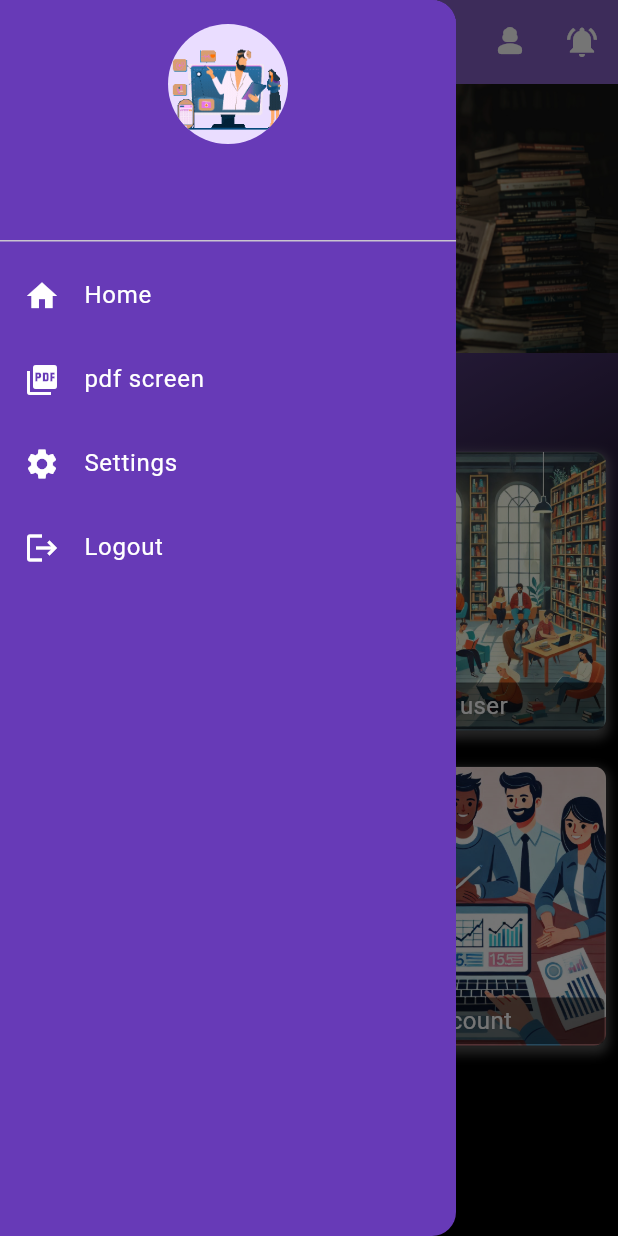
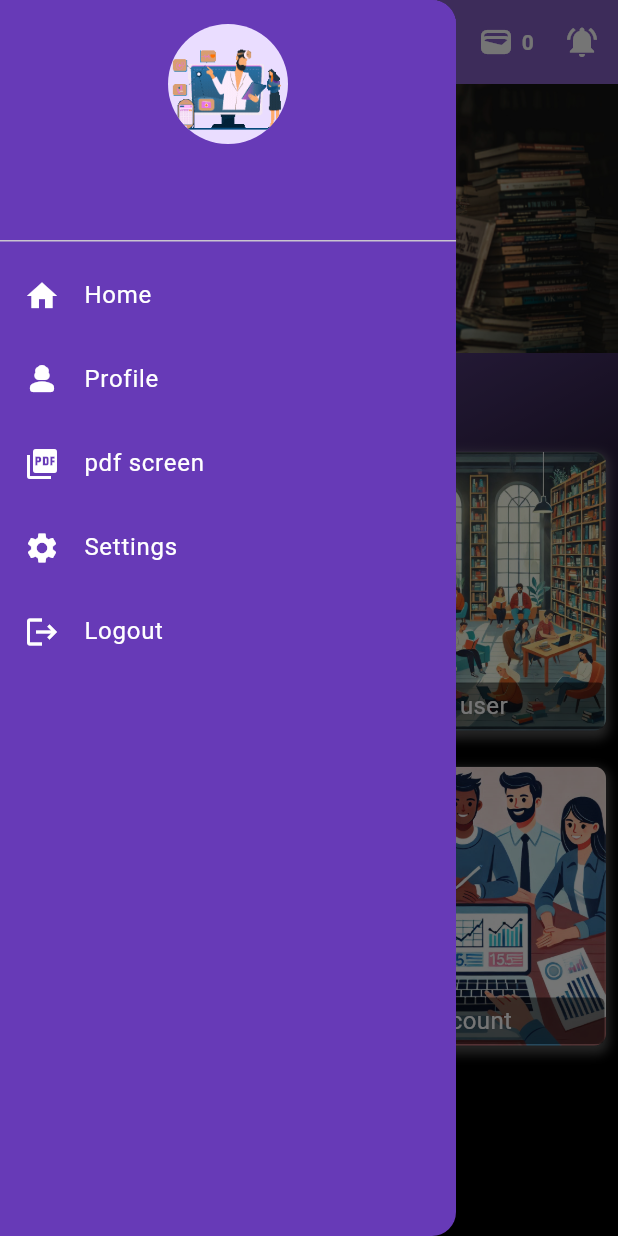
Before and after one commit to SUMITKRROY/my-library, a Flutter app: the HomeScreen screen opened by its route, with the side drawer open, on a phone screen of 412 x 824 dp. Run offline on Flutter 3.47's test engine with Material 3 defaults, Android fonts, the phone set to English and light mode, and no system bars; our stand-ins replace bloc, equatable, firebase_auth, firebase_core, flutter_bloc, flutter_screenutil and 5 more; accounts and stored records are empty.

```diff
--- a/lib/route/route_generater.dart
+++ b/lib/route/route_generater.dart
@@ -52,7 +52,7 @@ class MyRoutes {
     /// Notification Screen
       case RoutePath.bookSeats:
         return MaterialPageRoute(
-          builder: (_) => BookSeats(totalSeats: '11',),
+          builder: (_) => BookSeats(totalSeats: '50',),
         );
     //
     /// AboutUs Screen
--- /dev/null
+++ b/lib/view/drawer.dart
@@ -0,0 +1,138 @@
+import 'package:firebase_auth/firebase_auth.dart';
+import 'package:flutter/material.dart';
+import 'package:google_sign_in/google_sign_in.dart';
+
+import '../database/table/user_profile_db.dart';
+import '../route/pageroute.dart';
+
+class MyDrawer extends StatefulWidget {
+  const MyDrawer({super.key});
+
+  @override
+  State<MyDrawer> createState() => _MyDrawerState();
+}
+
+class _MyDrawerState extends State<MyDrawer> {
+  final GoogleSignIn googleSignIn = GoogleSignIn();
+  final FirebaseAuth firebaseAuth = FirebaseAuth.instance;
+  User? _currentUser;
+  String userName = ""; // Default name, will be updated from the database
+  String userId = "";
+  List<Map<String, dynamic>> profile = [];
+
+  @override
+  void initState() {
+    // TODO: implement initState
+    super.initState();
+    _fetchUserName();
+  }
+
+  // Function to fetch user name from the database
+  Future<void> _fetchUserName() async {
+    ProfileTable profileTable = ProfileTable();
+    var data = await profileTable.getProfile();
+    setState(() {
+      profile = data;
+      userName = profile.first['Name'] ?? "User Name"; // Update userName from the profile
+      userId = profile.first['UserId'] ?? "userId"; // Update userName from the profile
+      print("user id $userId");
+    });
+  }
+
+
+  @override
+  Widget build(BuildContext context) {
+    return Drawer(
+      backgroundColor:   Colors.deepPurple,
+      child: ListView(
+        padding: EdgeInsets.zero,
+        children: <Widget>[
+          DrawerHeader(
+            decoration: BoxDecoration(
+              color:   Colors.deepPurple.withOpacity(0.8),
+            ),
+            child: Column(
+              children: [
+                CircleAvatar(
+                  radius: 40,
+                  backgroundImage: AssetImage("assets/images/Profile.gif"),
+                ),
+                SizedBox(height: 10),
+                Text(
+                  userName,
+                  style: TextStyle(color: Colors.white, fontSize: 20),
+                ),
+              ],
+            ),
+          ),
+          ListTile(
+            leading: Icon(Icons.home, color: Colors.white),
+            title: Text('Home', style: TextStyle(color: Colors.white)),
+            onTap: () {
+              Navigator.pop(context);
+              // Navigate to home screen if not already there
+            },
+          ),
+          ListTile(
+            leading: Icon(Icons.person_3_rounded, color: Colors.white),
+            title: Text('Profile', style: TextStyle(color: Colors.white)),
+            onTap: () {
+              Navigator.pop(context);
+              Navigator.pushNamed(context, RoutePath.profile);
+            },
+          ),
+          ListTile(
+            leading: Icon(Icons.picture_as_pdf, color: Colors.white),
+            title: Text('pdf screen', style: TextStyle(color: Colors.white)),
+            onTap: () {
+              Navigator.pushNamed(context, RoutePath.pdfPage);
+              // Navigate to home screen if not already there
+            },
+          ),
+          ListTile(
+            leading: Icon(Icons.settings, color: Colors.white),
+            title: Text('Settings', style: TextStyle(color: Colors.white)),
+            onTap: () {
+              Navigator.pop(context);
+              // Navigator.pushNamed(context, RoutePath.settings);
+            },
+          ),
+
+          ListTile(
+            leading: Icon(Icons.logout, color: Colors.white),
+            title: Text('Logout', style: TextStyle(color: Colors.white)),
+            onTap: () {
+              // Handle logout action
+              _signOut();
+
+            },
+          ),
+        ],
+      ),
+    );
+  }
+  Future<void> _signOut() async {
+    try {
+      // Sign out from Google and Firebase
+      await googleSignIn.signOut();
+      await firebaseAuth.signOut();
+
+      // Clear current user info
+      setState(() {
+        _currentUser = null;
+      });
+      List<Map<String, dynamic>> profiles = await ProfileTable().getProfile();
+      print("cheaked ${profiles.first[ProfileTable.loginStatus]}");
+      String   userId = profiles.first[ProfileTable.userId];
+      // Update login status in the database
+      await ProfileTable().updateLoginStatus(  userId: userId, status: false);
+
+      // Navigate to login page after sign-out and status update
+      Navigator.pushReplacementNamed(context, RoutePath.login);
+    } catch (e) {
+      print("Error during sign out: $e");
+      ScaffoldMessenger.of(context).showSnackBar(SnackBar(content: Text("Error during sign out: $e")));
+    }
+  }
+
+}
--- a/lib/view/home_screen.dart
+++ b/lib/view/home_screen.dart
@@ -1,14 +1,19 @@
 import 'dart:async';
 import 'package:firebase_auth/firebase_auth.dart';
 import 'package:flutter/material.dart';
+import 'package:flutter_bloc/flutter_bloc.dart';
 import 'package:flutter_screenutil/flutter_screenutil.dart';
 import 'package:google_sign_in/google_sign_in.dart';
 import 'package:mylibrary/component/myText.dart';
 import 'package:mylibrary/route/pageroute.dart';
 import 'package:mylibrary/route/route_generater.dart';
 import 'package:mylibrary/utils/image.dart';
+import 'package:mylibrary/view/drawer.dart';
 import '../component/my_container.dart';
 import '../database/table/user_profile_db.dart';
+import '../provider/member_details/member_details_bloc.dart';
+import '../provider/member_details/member_details_event.dart';
+import '../provider/member_details/member_details_state.dart';
 import 'auth/login_screen.dart';
 import 'member detail/member.dart';
 
@@ -20,19 +25,15 @@ class HomeScreen extends StatefulWidget {
 }
 
 class _HomeScreenState extends State<HomeScreen> {
-  final GoogleSignIn googleSignIn = GoogleSignIn();
 
-  final FirebaseAuth firebaseAuth = FirebaseAuth.instance;
 
-  User? _currentUser;
+
 
   bool _isLoading = false;
   late PageController _pageController;
   int _currentPage = 0;
   Timer? _timer;
-  String userName = ""; // Default name, will be updated from the database
-  String userId = "";
-  List<Map<String, dynamic>> profile = [];
+
 
   final Map<String, dynamic> product = {
     "library": {
@@ -75,7 +76,8 @@ class _HomeScreenState extends State<HomeScreen> {
     super.initState();
     _pageController = PageController();
     _startTimer();
-    _fetchUserName(); // Fetch the user name when the screen initializes
+    BlocProvider.of<MemberBloc>(context).add(FetchMembersEvent(index: 3));
+     // Fetch the user name when the screen initializes
   }
 
   @override
@@ -84,12 +86,12 @@ class _HomeScreenState extends State<HomeScreen> {
     _timer?.cancel();
     super.dispose();
   }
-  static const Duration _timerDuration = Duration(seconds: 3); // Timer interval
-  static const Duration _animationDuration = Duration(milliseconds: 300); // Animation speed
+
+
 
 
   void _startTimer() {
-    _timer = Timer.periodic(_timerDuration, (Timer timer) {
+    _timer = Timer.periodic(Duration(seconds: 3), (Timer timer) {
       if (_currentPage < product['library']['banner']-1) {
         _currentPage++;
       } else {
@@ -97,20 +99,9 @@ class _HomeScreenState extends State<HomeScreen> {
       }
       _pageController.animateToPage(
         _currentPage,
-        duration: _animationDuration,
+        duration: Duration(milliseconds: 300),
         curve: Curves.easeInOut,
       );
-    });
-  }
-  // Function to fetch user name from the database
-  Future<void> _fetchUserName() async {
-    ProfileTable profileTable = ProfileTable();
-      var data = await profileTable.getProfile();
-    setState(() {
-      profile = data;
-      userName = profile.first['Name'] ?? "User Name"; // Update userName from the profile
-      userId = profile.first['UserId'] ?? "userId"; // Update userName from the profile
-      print("user id $userId");
     });
   }
 
@@ -123,81 +114,53 @@ class _HomeScreenState extends State<HomeScreen> {
         elevation: 0.0,
         title:
             MyText(label: "My Library", fontSize: 24, fontColor: Colors.white),
+
             actions: [
-          IconButton(
+              // BlocBuilder to rebuild the IconButton when state changes
+              BlocBuilder<MemberBloc, MemberState>(
+                builder: (context, state) {
+                  if (state is MemberLoading) {
+                    return IconButton(
+                      onPressed: null,
+                      icon: CircularProgressIndicator(color: Colors.white),
+                    );
+                  } else if (state is MemberTotalCollectionSuccess) {
+                    final totalCollection = state.totalCollection; // Total of all active members
+                    return IconButton(
                       onPressed: () {
-                Navigator.pushNamed(context, RoutePath.profile);
+                        // Define the desired action here
                       },
-              icon: Icon(Icons.person_3_rounded)),
-          IconButton(
-              onPressed: () {
-                Navigator.pushNamed(
-                  context,
-                  RoutePath.reminderPage,
-                );
-              },
-              icon: Icon(Icons.notifications_active)),
-        ],
-      ),
-      drawer: Drawer(
-        backgroundColor:   Colors.deepPurple,
-        child: ListView(
-          padding: EdgeInsets.zero,
-          children: <Widget>[
-            DrawerHeader(
-              decoration: BoxDecoration(
-                color:   Colors.deepPurple.withOpacity(0.8),
-              ),
-              child: Column(
+                      icon: Row(
                         children: [
-                  CircleAvatar(
-                    radius: 40,
-                    backgroundImage: AssetImage("assets/images/Profile.gif"),
-                  ),
-                  SizedBox(height: 10),
+                          Icon(Icons.wallet_outlined),
+                          SizedBox(width: 5),
                           Text(
-                    userName,
-                    style: TextStyle(color: Colors.white, fontSize: 20),
+                            "$totalCollection",
+                            style: TextStyle(fontWeight: FontWeight.bold, color: Colors.white),
                           ),
                         ],
                       ),
-            ),
-            ListTile(
-              leading: Icon(Icons.home, color: Colors.white),
-              title: Text('Home', style: TextStyle(color: Colors.white)),
-              onTap: () {
-                Navigator.pop(context);
-                // Navigate to home screen if not already there
+                    );
+                  } else {
+                    // Default state
+                    return IconButton(
+                      onPressed: null,
+                      icon: Icon(Icons.wallet_outlined),
+                    );
+                  }
                 },
               ),
-            ListTile(
-              leading: Icon(Icons.picture_as_pdf, color: Colors.white),
-              title: Text('pdf screen', style: TextStyle(color: Colors.white)),
-              onTap: () {
-                Navigator.pushNamed(context, RoutePath.pdfPage);
-                // Navigate to home screen if not already there
+              IconButton(
+                onPressed: () {
+                  Navigator.pushNamed(context, RoutePath.reminderPage);
                 },
-            ),
-            ListTile(
-              leading: Icon(Icons.settings, color: Colors.white),
-              title: Text('Settings', style: TextStyle(color: Colors.white)),
-              onTap: () {
-                Navigator.pop(context);
-                // Navigator.pushNamed(context, RoutePath.settings);
-              },
-            ),
-            ListTile(
-              leading: Icon(Icons.logout, color: Colors.white),
-              title: Text('Logout', style: TextStyle(color: Colors.white)),
-              onTap: () {
-                // Handle logout action
-                _signOut();
-
-              },
+                icon: Icon(Icons.notifications_active),
               ),
             ],
+
+
       ),
-      ),
+      drawer: MyDrawer(),
       body: GradientContainer(
         child: Column(
           children: [
@@ -312,38 +275,7 @@ class _HomeScreenState extends State<HomeScreen> {
       ),
     );
   }
-  Future<void> _signOut() async {
-    try {
-      // Sign out from Google and Firebase
-      await googleSignIn.signOut();
-      await firebaseAuth.signOut();
 
-      // Clear current user info
-      setState(() {
-        _currentUser = null;
-      });
-      List<Map<String, dynamic>> profiles = await ProfileTable().getProfile();
-      print("cheaked ${profiles.first[ProfileTable.loginStatus]}");
-      String   userId = profiles.first[ProfileTable.userId];
-      // Update login status in the database
-      await ProfileTable().updateLoginStatus(  userId: userId, status: false);
 
-      // Navigate to login page after sign-out and status update
-      Navigator.pushReplacementNamed(context, RoutePath.login);
-    } catch (e) {
-      print("Error during sign out: $e");
-      ScaffoldMessenger.of(context).showSnackBar(SnackBar(content: Text("Error during sign out: $e")));
-    }
-  }
-
-  Future<void> updateLoginStatus(BuildContext context) async {
-    try {
-      // Assuming 'userId' is available here and is the correct identifier
-
-    } catch (e) {
-      print("Error updating login status: $e");
-      ScaffoldMessenger.of(context).showSnackBar(SnackBar(content: Text("Error: $e")));
-    }
-  }
 
 }
--- a/lib/view/total_collection.dart
+++ b/lib/view/total_collection.dart
@@ -50,12 +50,12 @@ class _TotalCollectionState extends State<TotalCollection> {
                     MyText(
                       label: "Total Collection from Active Members: ₹$totalCollection",
                       fontSize: 20,
-                      fontColor: Colors.black,
+                      fontColor: Colors.white,
 
                     ),
                     const SizedBox(height: 20),
-                    MyText(label: "Active Members: $activeMembersCount", fontSize: 16, fontColor: Colors.black),
-                    MyText(label: "Inactive Members: $inactiveMembersCount", fontSize: 16, fontColor: Colors.black),
+                    MyText(label: "Active Members: $activeMembersCount", fontSize: 16,),
+                    MyText(label: "Inactive Members: $inactiveMembersCount", fontSize: 16),
                     const SizedBox(height: 20),
                     Expanded(
                       child: ListView.builder(
```
Also changed, not shown: lib/component/json.dart (deleted, +0 -103 lines), lib/view/member detail/member.dart (+10 -4 lines), lib/view/newHome.dart (deleted, +0 -144 lines), lib/view/reminder_screen.dart (+21 -5 lines), lib/view/seat_Allotment.dart (+87 -32 lines). Lines whose indentation alone changed are shown as unchanged.
